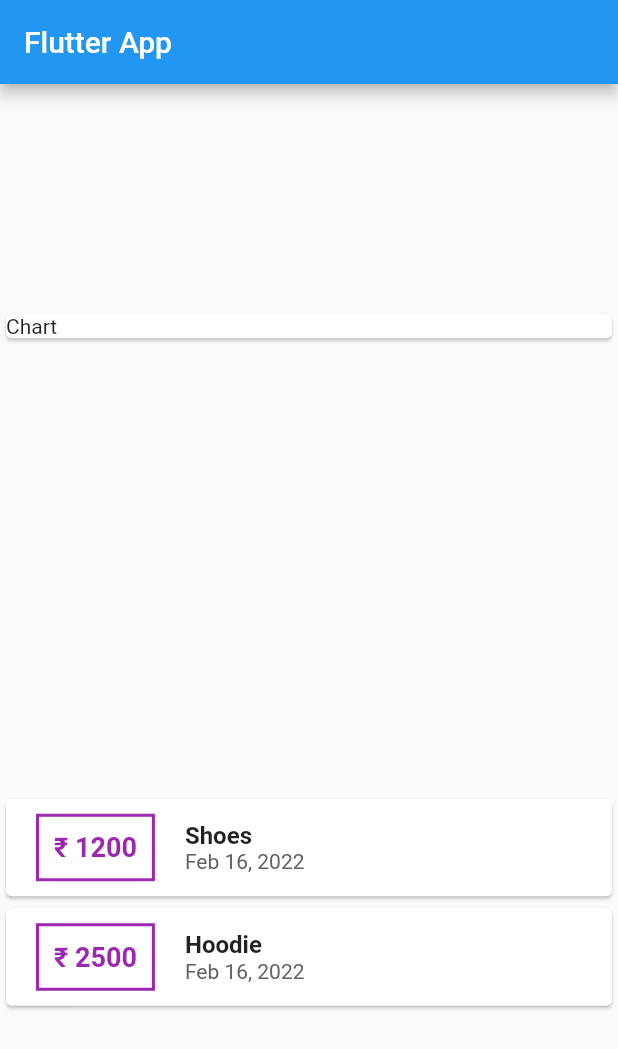
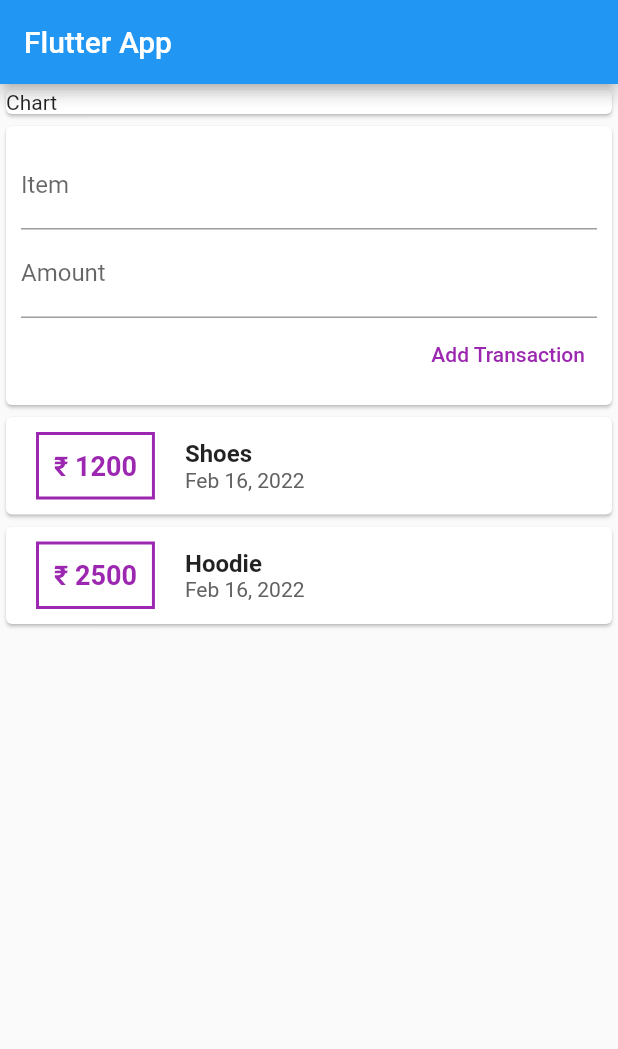
Before and after one commit to apexpre-dator/Expense-Tracker, a Flutter app: the screen it shows after launch, on a phone screen of 412 x 824 dp. Shown: the top 1049 px of the screen. Run offline on Flutter 3.47's test engine with Material 2 defaults, Android fonts, the phone set to English and light mode, and no system bars.

Commit message:
Adding User Input

```diff
--- a/lib/main.dart
+++ b/lib/main.dart
@@ -32,6 +32,9 @@ class MyHomePage extends StatelessWidget {
     ),
   ];
 
+  final itemInput = TextEditingController();
+  final amountInput = TextEditingController();
+
   @override
   Widget build(BuildContext context) {
     return Scaffold(
@@ -39,12 +42,38 @@ class MyHomePage extends StatelessWidget {
         title: Text('Flutter App'),
       ),
       body: Column(
-        mainAxisAlignment: MainAxisAlignment.spaceAround,
         children: <Widget>[
           Container(
             width: double.infinity,
             child: Card(
               child: Text('Chart'),
+            ),
+          ),
+          Card(
+            child: Container(
+              padding: EdgeInsets.all(10),
+              child: Column(
+                crossAxisAlignment: CrossAxisAlignment.end,
+                children: <Widget>[
+                  TextField(
+                    decoration: InputDecoration(labelText: 'Item'),
+                    controller: itemInput,
+                  ),
+                  TextField(
+                    decoration: InputDecoration(labelText: 'Amount'),
+                    controller: amountInput,
+                  ),
+                  TextButton(
+                    onPressed: (() {
+                      print(itemInput.text);
+                    }),
+                    child: Text('Add Transaction'),
+                    style: ButtonStyle(
+                      foregroundColor: MaterialStateProperty.all(Colors.purple),
+                    ),
+                  ),
+                ],
+              ),
             ),
           ),
           Column(
```
